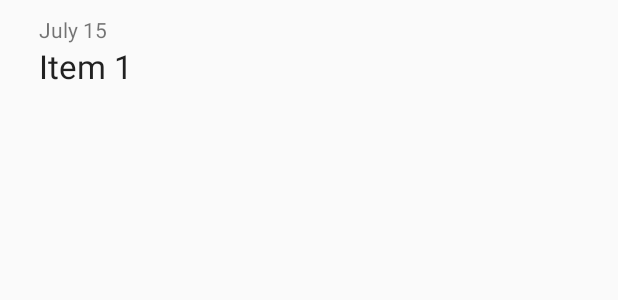
After one commit to johnpaulfernandez/EasyDo_ToDoListApp, an Android app: the layout todo_item.xml on its own in the app's theme, with its tools: preview values and no code run, on a phone screen of 412 x 824 dp. The commit adds this screen. Shown: the top 300 px of the screen. Run offline under Robolectric (Android 15) with nearby library versions, the phone set to English and light mode, and no system bars.

Commit message:
Improve style of the todo items in the list using a custom adapter

```diff
--- a/app/src/main/java/com/codepath/easydo/DatabaseHelper.java
+++ b/app/src/main/java/com/codepath/easydo/DatabaseHelper.java
@@ -109,8 +109,8 @@ public class DatabaseHelper extends SQLiteOpenHelper{
     }
 
 
-    public List<Items> getAllItems() {
-        List<Items> items = new ArrayList<>();
+    public ArrayList<Items> getAllItems() {
+        ArrayList<Items> items = new ArrayList<>();
 
         // SELECT * FROM ITEMS
         String ITEMS_SELECT_QUERY =
--- a/app/src/main/java/com/codepath/easydo/EditItemActivity.java
+++ b/app/src/main/java/com/codepath/easydo/EditItemActivity.java
@@ -20,9 +20,11 @@ public class EditItemActivity extends AppCompatActivity {
         // Find the view from XML
         etEditItem = (EditText) findViewById(R.id.etEditItem);
 
+        Items item = (Items) getIntent().getSerializableExtra(ID_EDIT_ITEM);
+
         // Get the passed variable from Intent
-        etEditItem.setText(getIntent().getStringExtra(ID_EDIT_ITEM));
-        etEditItem.setSelection(etEditItem.getText().length());
+        etEditItem.setText(item.getText());
+        etEditItem.setSelection(item.getText().length());
     }
 
 
--- /dev/null
+++ b/app/src/main/res/layout/todo_item.xml
@@ -0,0 +1,28 @@
+<?xml version="1.0" encoding="utf-8"?>
+<RelativeLayout xmlns:android="http://schemas.android.com/apk/res/android"
+    android:orientation="vertical" android:layout_width="match_parent"
+    android:layout_height="match_parent">
+
+    <TextView
+        android:id="@+id/tvItem"
+        android:layout_width="match_parent"
+        android:layout_height="wrap_content"
+        android:text="Item 1"
+        android:textAppearance="@android:style/TextAppearance.Material.Large"
+        android:layout_below="@+id/tvDate"
+        android:layout_alignParentLeft="true"
+        android:layout_alignParentStart="true"
+        android:layout_marginLeft="26dp"
+        android:layout_marginStart="26dp" />
+
+    <TextView
+        android:id="@+id/tvDate"
+        android:layout_width="wrap_content"
+        android:layout_height="wrap_content"
+        android:text="July 15"
+        android:layout_alignParentTop="true"
+        android:layout_alignLeft="@+id/tvItem"
+        android:layout_alignStart="@+id/tvItem"
+        android:paddingTop="10dp"/>
+
+</RelativeLayout>
```
Also changed, not shown: app/src/main/java/com/codepath/easydo/Items.java (+18 -1 lines), app/src/main/java/com/codepath/easydo/MainActivity.java (+17 -14 lines), app/src/main/java/com/codepath/easydo/ToDoAdapter.java (added, +48 -0 lines).
